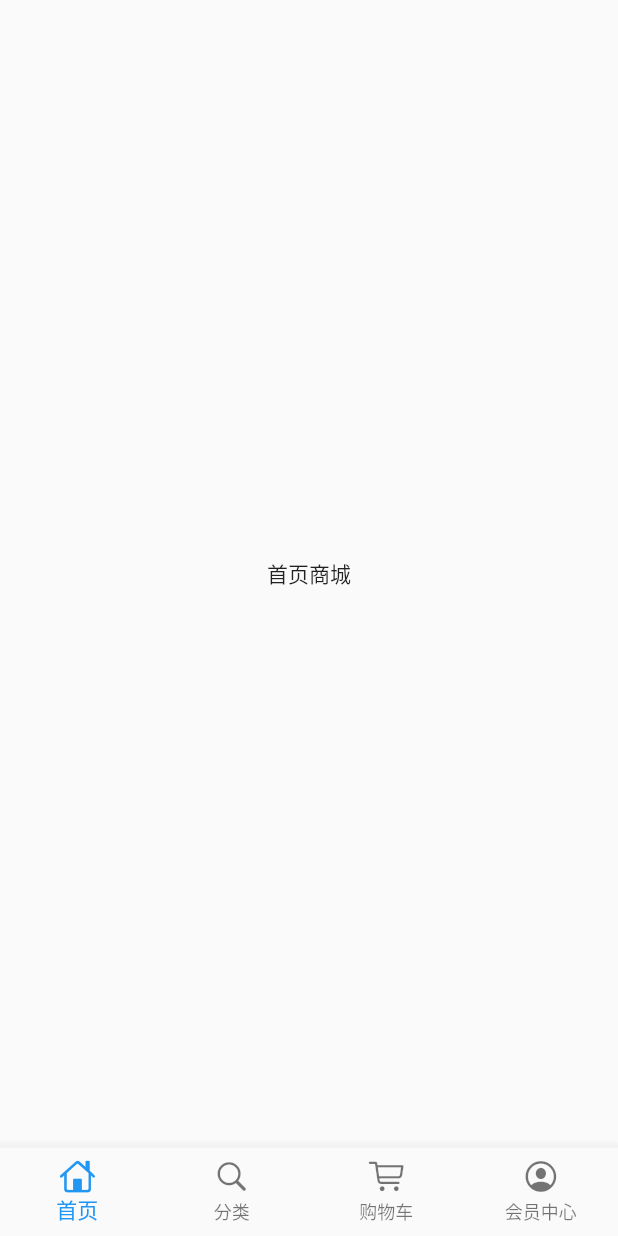
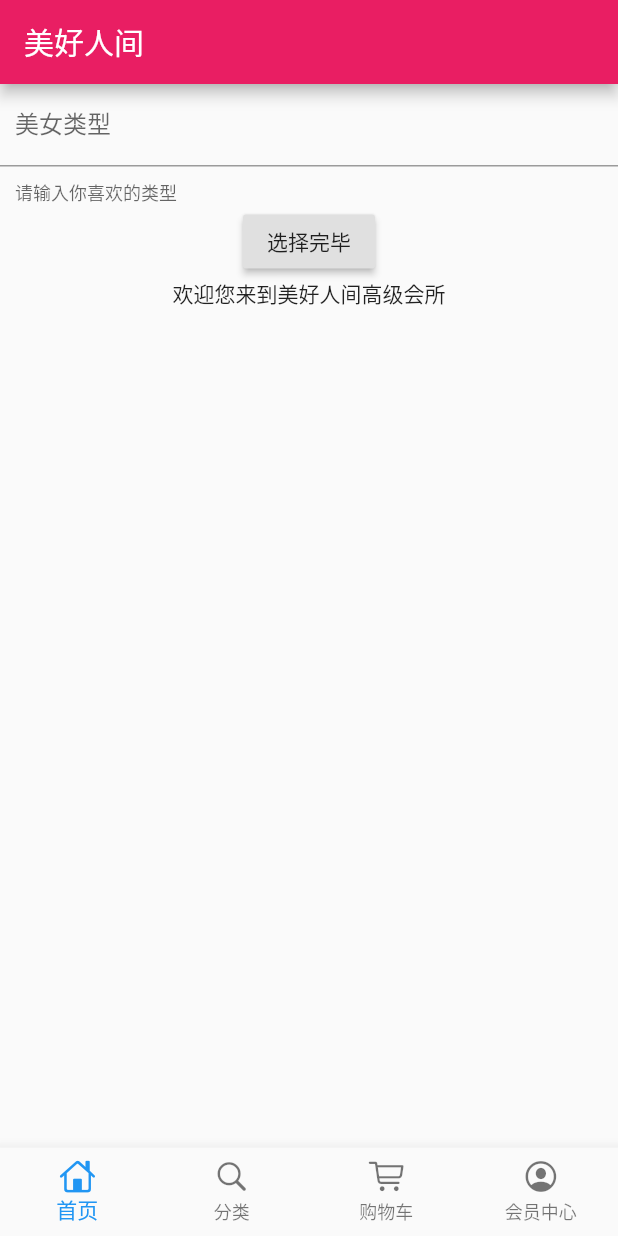
Before and after one commit to elliotxin/flutter_jdshop, a Flutter app: the screen it shows after launch, on a phone screen of 412 x 824 dp. Run offline on Flutter 3.47's test engine with Material 2 defaults, Android fonts, the phone set to English and light mode, and no system bars; our stand-ins replace dio.

Commit message:
Dio get response and show in UI

```diff
--- a/lib/pages/home_page.dart
+++ b/lib/pages/home_page.dart
@@ -1,12 +1,73 @@
+import 'package:dio/dio.dart';
 import 'package:flutter/material.dart';
 
-class HomePage extends StatelessWidget {
+class HomePage extends StatefulWidget {
+  @override
+  _HomePageState createState() => _HomePageState();
+}
+
+class _HomePageState extends State<HomePage> {
+  TextEditingController typeController = TextEditingController();
+  String showText = '欢迎您来到美好人间高级会所';
   @override
   Widget build(BuildContext context) {
-    return Scaffold(
-      body: Center(
-        child: Text('首页商城'),
+    return Container(
+      child: Scaffold(
+        appBar: AppBar(
+          title: Text('美好人间'),
+        ),
+        body: Container(
+          child: Column(
+            children: <Widget>[
+              TextField(
+                controller: typeController,
+                decoration: InputDecoration(
+                    contentPadding: EdgeInsets.all(10),
+                    labelText: '美女类型',
+                    helperText: '请输入你喜欢的类型'),
+                autofocus: false,
+              ),
+              RaisedButton(
+                onPressed: _choiceAtion,
+                child: Text('选择完毕'),
+              ),
+              Text(
+                showText,
+                overflow: TextOverflow.ellipsis,
+                maxLines: 1,
+              )
+            ],
+          ),
+        ),
       ),
     );
   }
+
+  void _choiceAtion() {
+    print('开始选择你喜欢的类型............................');
+    if (typeController.text.toString() == '') {
+      showDialog(
+          context: context,
+          builder: (context) => AlertDialog(title: Text('美女类型不能为空')));
+    } else {
+      getHttp(typeController.text.toString()).then((val) {
+        setState(() {
+          showText = val['data']['name'].toString();
+        });
+      });
+    }
+  }
+
+  Future getHttp(String TypeText) async {
+    try {
+      Response response;
+      var data = {'name': TypeText};
+      response = await Dio().get(
+          "https://www.easy-mock.com/mock/5c60131a4bed3a6342711498/baixing/dabaojian",
+          queryParameters: data);
+      return response.data;
+    } catch (e) {
+      return print(e);
+    }
+  }
 }
--- a/pubspec.yaml
+++ b/pubspec.yaml
@@ -23,6 +23,7 @@ dependencies:
   # The following adds the Cupertino Icons font to your application.
   # Use with the CupertinoIcons class for iOS style icons.
   cupertino_icons: ^0.1.2
+  dio: ^3.0.2
 
 dev_dependencies:
   flutter_test:
```
